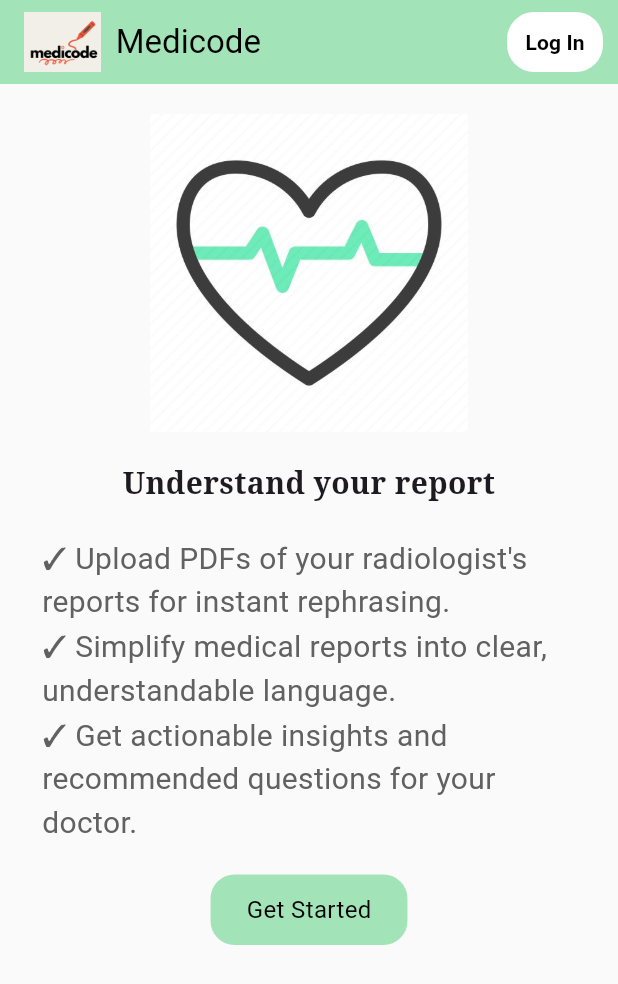
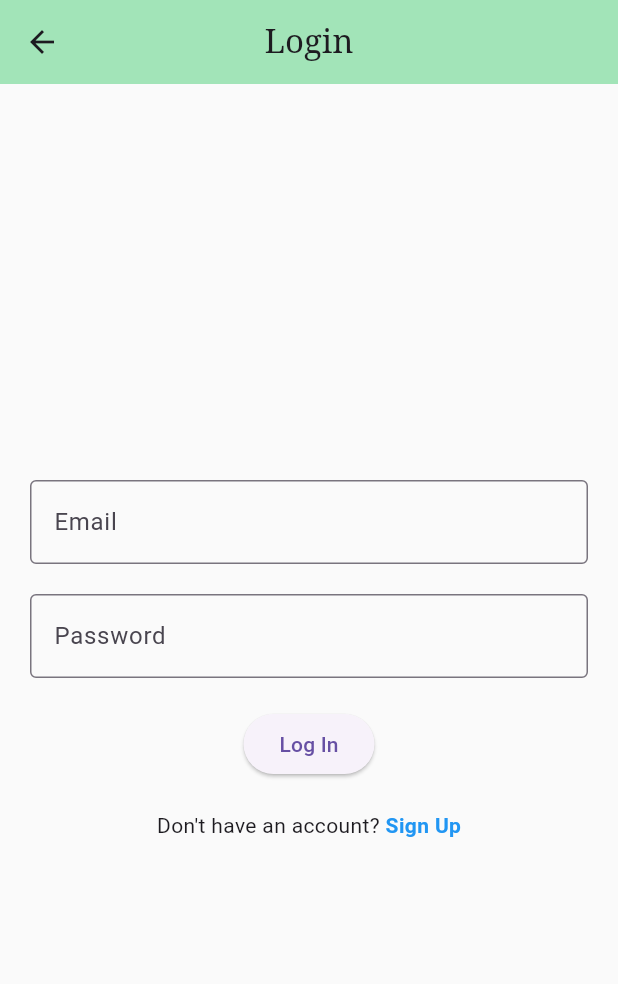
Before and after one commit to BingxinJiang1/Medicode, a Flutter app: the screen it shows after launch, after a tap on "Log In", on a phone screen of 412 x 824 dp. Shown: the top 984 px of the screen. Run offline on Flutter 3.47's test engine with Material 3 defaults, Android fonts, the light colour scheme and no system bars; our stand-ins replace google_fonts.

Commit message:
Add login and signup pages

```diff
--- a/lib/pages/intro_screen.dart
+++ b/lib/pages/intro_screen.dart
@@ -1,6 +1,7 @@
 import 'package:flutter/material.dart';
 import 'package:google_fonts/google_fonts.dart';
 import 'package:gemini/pages/disclaimer_screen.dart';
+import 'package:gemini/pages/login_page.dart';
 
 class IntroScreen extends StatelessWidget {
   const IntroScreen({super.key});
@@ -23,7 +24,10 @@ class IntroScreen extends StatelessWidget {
     actions: <Widget>[
           TextButton(
             onPressed: () {
-              // TODO: Insert navigation or log-in logic here
+              Navigator.push(
+                context,
+                MaterialPageRoute(builder: (context) => const LoginPage()),
+              );
             },
             style: TextButton.styleFrom(
               foregroundColor: Colors.black, backgroundColor: Colors.white, // Button background color
--- /dev/null
+++ b/lib/pages/login_page.dart
@@ -0,0 +1,70 @@
+import 'package:flutter/material.dart';
+import 'package:google_fonts/google_fonts.dart';
+import 'package:gemini/pages/sign_up_page.dart';
+
+class LoginPage extends StatelessWidget {
+  const LoginPage({super.key});
+
+  @override
+  Widget build(BuildContext context) {
+    const Color mint = Color.fromARGB(255, 162, 228, 184);
+    return Scaffold(
+      appBar: AppBar(
+        backgroundColor: mint,
+        title: Text('Login', style: GoogleFonts.notoSerif()),
+        centerTitle: true,
+      ),
+      body: Padding(
+        padding: EdgeInsets.all(20),
+        child: Column(
+          mainAxisAlignment: MainAxisAlignment.center,
+          children: <Widget>[
+            TextField(
+              decoration: InputDecoration(
+                labelText: 'Email',
+                border: OutlineInputBorder(),
+              ),
+            ),
+            SizedBox(height: 20),
+            TextField(
+              decoration: InputDecoration(
+                labelText: 'Password',
+                border: OutlineInputBorder(),
+              ),
+              obscureText: true,
+            ),
+            SizedBox(height: 20),
+            ElevatedButton(
+              onPressed: () {
+                // Implement login functionality
+              },
+              child: Text('Log In'),
+            ),
+            SizedBox(height: 20),
+            Row(
+              mainAxisAlignment: MainAxisAlignment.center,
+              children: <Widget>[
+                Text("Don't have an account? "),
+                GestureDetector(
+                  onTap: () {
+                    Navigator.push(
+                      context,
+                      MaterialPageRoute(builder: (context) => const SignUpPage()),
+                    );
+                  },
+                  child: Text(
+                    'Sign Up',
+                    style: TextStyle(
+                      fontWeight: FontWeight.bold,
+                      color: Colors.blue,
+                    ),
+                  ),
+                ),
+              ],
+            ),
+          ],
+        ),
+      ),
+    );
+  }
+}
```
Also changed, not shown: lib/pages/sign_up_page.dart (added, +55 -0 lines), 5 other files.
